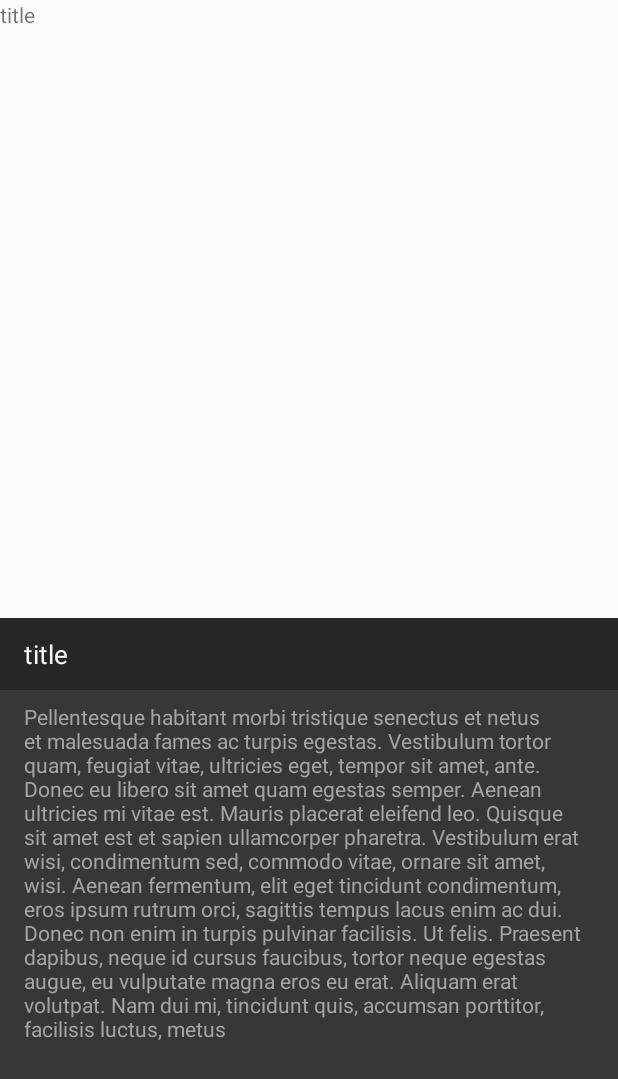
After one commit to shengoo/v, an Android app: the layout activity_video_detail.xml on its own in the app's theme, with its tools: preview values and no code run, on a phone screen of 412 x 824 dp. The commit adds this screen. Shown: the top 1079 px of the screen. Run offline under Robolectric (Android 15) with nearby library versions, the phone set to English and light mode, and no system bars.

Commit message:
add activity

```diff
--- a/client/android/app/src/main/java/com/sheng00/vis/Model/Movie.java
+++ b/client/android/app/src/main/java/com/sheng00/vis/Model/Movie.java
@@ -1,9 +1,11 @@
 package com.sheng00.vis.Model;
+
+import java.io.Serializable;
 
 /**
  * Created by UC206612 on 2016/4/21.
  */
-public class Movie {
+public class Movie implements Serializable {
     private int id;
     private String title;
     private String description;
--- /dev/null
+++ b/client/android/app/src/main/res/layout/activity_video_detail.xml
@@ -0,0 +1,54 @@
+<?xml version="1.0" encoding="utf-8"?>
+<LinearLayout xmlns:android="http://schemas.android.com/apk/res/android"
+    xmlns:tools="http://schemas.android.com/tools"
+    android:layout_width="match_parent"
+    android:layout_height="match_parent"
+    android:orientation="vertical"
+    tools:context="com.sheng00.vis.Activities.VideoDetailActivity">
+
+    <TextView
+        android:layout_width="match_parent"
+        android:layout_height="match_parent"
+        android:layout_weight="1"
+        android:text="title" />
+
+    <LinearLayout
+        android:layout_width="match_parent"
+        android:layout_height="match_parent"
+        android:layout_weight="1"
+        android:background="#383639"
+        android:orientation="vertical">
+
+
+        <TextView
+            android:id="@+id/title_txt"
+            style="@style/TitleText"
+            android:text="@string/default_title" />
+
+        <ScrollView
+            android:layout_width="match_parent"
+            android:layout_height="wrap_content"
+            android:layout_weight="1">
+
+            <TextView
+                android:id="@+id/description_txt"
+                android:layout_width="match_parent"
+                android:layout_height="wrap_content"
+                android:paddingBottom="8dp"
+                android:paddingLeft="16dp"
+                android:paddingRight="16dp"
+                android:paddingTop="8dp"
+                android:text="@string/default_long_text"
+                android:textColor="#A5A3A6" />
+
+        </ScrollView>
+
+        <LinearLayout
+            android:layout_width="match_parent"
+            android:layout_height="40dp">
+
+        </LinearLayout>
+
+    </LinearLayout>
+
+</LinearLayout>
--- a/client/android/app/src/main/res/values/strings.xml
+++ b/client/android/app/src/main/res/values/strings.xml
@@ -6,4 +6,6 @@
     <!-- TODO: Remove or change this placeholder text -->
     <string name="hello_blank_fragment">Hello blank fragment</string>
     <string name="logo">logo</string>
+    <string name="default_long_text">Pellentesque habitant morbi tristique senectus et netus et malesuada fames ac turpis egestas. Vestibulum tortor quam, feugiat vitae, ultricies eget, tempor sit amet, ante. Donec eu libero sit amet quam egestas semper. Aenean ultricies mi vitae est. Mauris placerat eleifend leo. Quisque sit amet est et sapien ullamcorper pharetra. Vestibulum erat wisi, condimentum sed, commodo vitae, ornare sit amet, wisi. Aenean fermentum, elit eget tincidunt condimentum, eros ipsum rutrum orci, sagittis tempus lacus enim ac dui. Donec non enim in turpis pulvinar facilisis. Ut felis. Praesent dapibus, neque id cursus faucibus, tortor neque egestas augue, eu vulputate magna eros eu erat. Aliquam erat volutpat. Nam dui mi, tincidunt quis, accumsan porttitor, facilisis luctus, metus</string>
+    <string name="default_title">title</string>
 </resources>
--- a/client/android/app/src/main/res/values/styles.xml
+++ b/client/android/app/src/main/res/values/styles.xml
@@ -8,4 +8,16 @@
         <item name="colorAccent">@color/colorAccent</item>
     </style>
 
+    <style name="TitleText">
+        <item name="android:paddingLeft">16dp</item>
+        <item name="android:paddingRight">16dp</item>
+        <item name="android:textSize">17sp</item>
+        <item name="android:textStyle">normal</item>
+        <item name="android:gravity">center_vertical</item>
+        <item name="android:layout_width">match_parent</item>
+        <item name="android:layout_height">48dp</item>
+        <item name="android:background">#272528</item>
+        <item name="android:textColor">#F7F5F8</item>
+    </style>
+
 </resources>
```
Also changed, not shown: client/android/app/src/main/AndroidManifest.xml (+17 -7 lines), client/android/app/src/main/java/com/sheng00/vis/Activities/VideoDetailActivity.java (added, +28 -0 lines), client/android/app/src/main/java/com/sheng00/vis/adapters/AllVideoAdapter.java (+10 -11 lines).
